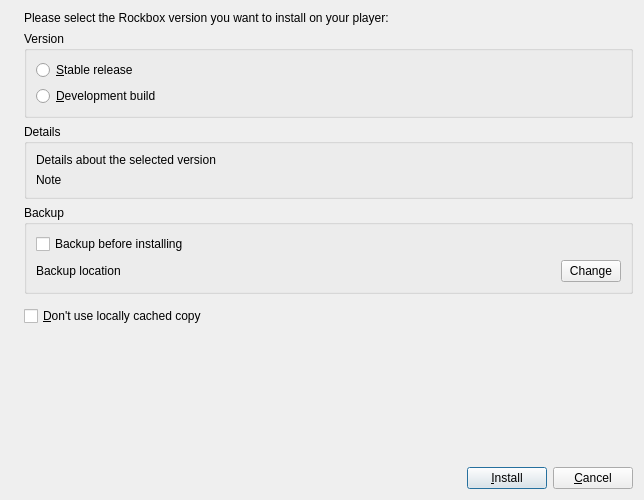
Before: the Qt Designer form rbutil/rbutilqt/installwindowfrm.ui in Rockbox/rockbox, drawn with Qt 5.
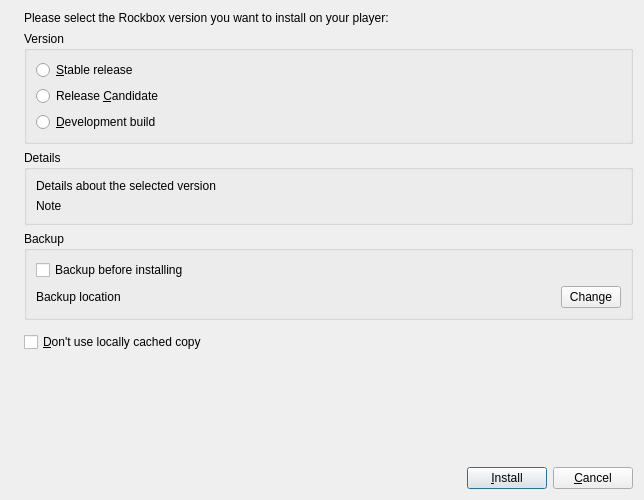
After: the same form once the commit is applied. Icons and pictures are not drawn.

Commit message:
Add support for installing release candidate builds.
Release candidates are now a third option in the installation window. Quick
start will still install the latest release.

```diff
--- a/rbutil/rbutilqt/installwindowfrm.ui
+++ b/rbutil/rbutilqt/installwindowfrm.ui
@@ -53,6 +53,13 @@
         </property>
        </widget>
       </item>
+      <item>
+       <widget class="QRadioButton" name="radioCandidate" >
+        <property name="text" >
+         <string>Release &amp;Candidate</string>
+        </property>
+       </widget>
+      </item>
       <item>
        <widget class="QRadioButton" name="radioCurrent" >
         <property name="text" >
```
The commit also changes 2 other files.
